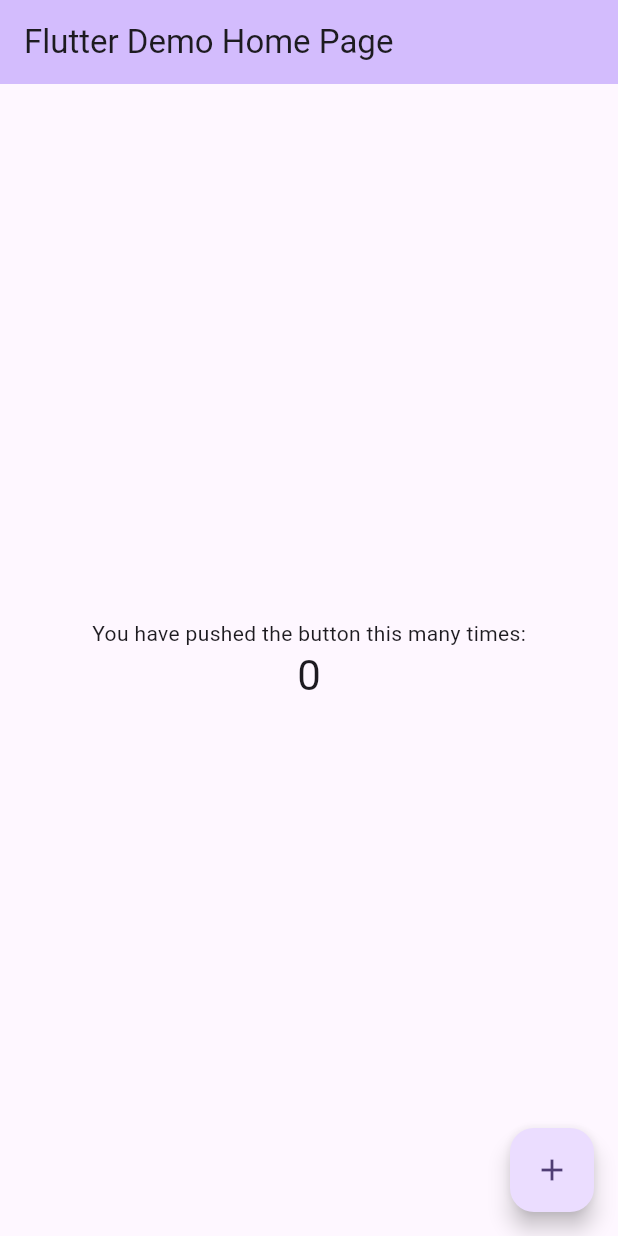
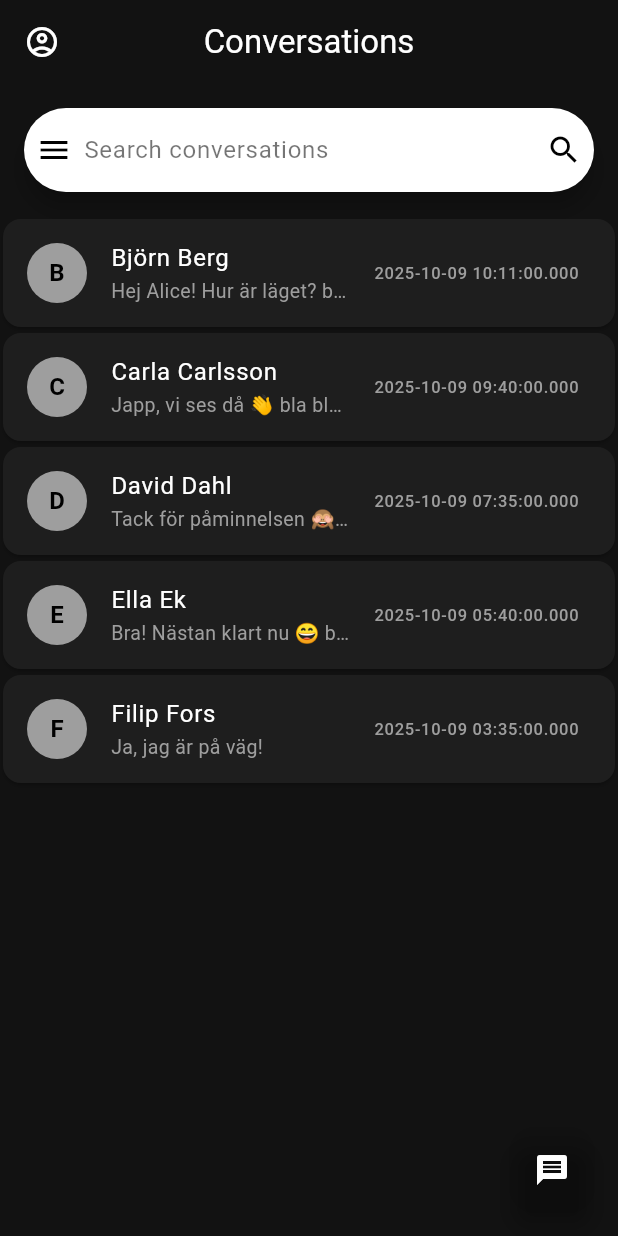
Before and after one commit to gu-tig333-ht25/FuseChat, a Flutter app: the screen it shows after launch, on a phone screen of 412 x 824 dp. Run offline on Flutter 3.47's test engine with Material 3 defaults, Android fonts, the light colour scheme and no system bars.

Commit message:
feat: add conversations list screen, simple theme, and dummy data

```diff
--- /dev/null
+++ b/lib/data/dummy_conversation_data.dart
@@ -0,0 +1,67 @@
+import '../models/user_model.dart';
+import '../models/message_model.dart';
+import '../models/conversation_model.dart';
+
+//  User1 (inloggad)
+final User currentUser = User(
+  id: 'u1',
+  name: 'Alice Andersson',
+  imageUrl: 'assets/images/alice.jpg',
+);
+
+// Andra användare
+final List<User> otherUsers = [
+  User(id: 'u2', name: 'Björn Berg', imageUrl: ''),
+  User(id: 'u3', name: 'Carla Carlsson', imageUrl: ''),
+  User(id: 'u4', name: 'David Dahl', imageUrl: ''),
+  User(id: 'u5', name: 'Ella Ek', imageUrl: ''),
+  User(id: 'u6', name: 'Filip Fors', imageUrl: ''),
+  User(id: 'u7', name: 'Greta Gustafsson', imageUrl: ''),
+  User(id: 'u8', name: 'Henrik Holm', imageUrl: ''),
+  User(id: 'u9', name: 'Isabella Isaksson', imageUrl: ''),
+  User(id: 'u10', name: 'Jonas Johansson', imageUrl: ''),
+];
+
+// Alice's konversationer
+final List<Conversation> dummyConversations = [
+  Conversation(
+    id: 'c1',
+    participants: [currentUser, otherUsers[0]],
+    messages: [
+      Message(id: 'm1', senderId: 'u1', text: 'Hej Björn!', timestamp: DateTime.now().subtract(const Duration(minutes: 20))),
+      Message(id: 'm2', senderId: 'u2', text: 'Hej Alice! Hur är läget? bla bla bla bla', timestamp: DateTime.now().subtract(const Duration(minutes: 19))),
+    ],
+  ),
+  Conversation(
+    id: 'c2',
+    participants: [currentUser, otherUsers[1]],
+    messages: [
+      Message(id: 'm3', senderId: 'u3', text: 'Vi ses imorgon på jobbet?', timestamp: DateTime.now().subtract(const Duration(hours: 1))),
+      Message(id: 'm4', senderId: 'u1', text: 'Japp, vi ses då 👋 bla bla bla bla bla bla', timestamp: DateTime.now().subtract(const Duration(minutes: 50))),
+    ],
+  ),
+  Conversation(
+    id: 'c3',
+    participants: [currentUser, otherUsers[2]],
+    messages: [
+      Message(id: 'm5', senderId: 'u4', text: 'Glöm inte rapporten!', timestamp: DateTime.now().subtract(const Duration(hours: 3))),
+      Message(id: 'm6', senderId: 'u1', text: 'Tack för påminnelsen 🙈 bla bla bla bla', timestamp: DateTime.now().subtract(const Duration(hours: 2, minutes: 55))),
+    ],
+  ),
+  Conversation(
+    id: 'c4',
+    participants: [currentUser, otherUsers[3]],
+    messages: [
+      Message(id: 'm7', senderId: 'u1', text: 'Hur går det med projektet?', timestamp: DateTime.now().subtract(const Duration(hours: 5))),
+      Message(id: 'm8', senderId: 'u5', text: 'Bra! Nästan klart nu 😄 bla bla bla bla bla bla', timestamp: DateTime.now().subtract(const Duration(hours: 4, minutes: 50))),
+    ],
+  ),
+  Conversation(
+    id: 'c5',
+    participants: [currentUser, otherUsers[4]],
+    messages: [
+      Message(id: 'm9', senderId: 'u6', text: 'Kommer du på träningen?', timestamp: DateTime.now().subtract(const Duration(hours: 7))),
+      Message(id: 'm10', senderId: 'u1', text: 'Ja, jag är på väg!', timestamp: DateTime.now().subtract(const Duration(hours: 6, minutes: 55))),
+    ],
+  ),
+];
--- a/lib/main.dart
+++ b/lib/main.dart
@@ -1,4 +1,6 @@
 import 'package:flutter/material.dart';
+import 'theme/themedata.dart';
+import 'pages/conversation_screen.dart';
 
 void main() {
   runApp(MyApp());
@@ -12,112 +14,9 @@ class MyApp extends StatelessWidget {
   Widget build(BuildContext context) {
     return MaterialApp(
       title: 'Flutter Demo',
-      theme: ThemeData(
-        // This is the theme of your application.
-        //
-        // TRY THIS: Try running your application with "flutter run". You'll see
-        // the application has a purple toolbar. Then, without quitting the app,
-        // try changing the seedColor in the colorScheme below to Colors.green
-        // and then invoke "hot reload" (save your changes or press the "hot
-        // reload" button in a Flutter-supported IDE, or press "r" if you used
-        // the command line to start the app).
-        //
-        // Notice that the counter didn't reset back to zero; the application
-        // state is not lost during the reload. To reset the state, use hot
-        // restart instead.
-        //
-        // This works for code too, not just values: Most code changes can be
-        // tested with just a hot reload.
-        colorScheme: ColorScheme.fromSeed(seedColor: Colors.deepPurple),
-        useMaterial3: true,
-      ),
-      home: MyHomePage(title: 'Flutter Demo Home Page'),
+      theme: fuseChatDarkTheme,
+      debugShowCheckedModeBanner: false,
+      home: ConversationScreen(),
     );
   }
 }
-
-class MyHomePage extends StatefulWidget {
-  MyHomePage({super.key, required this.title});
-
-  // This widget is the home page of your application. It is stateful, meaning
-  // that it has a State object (defined below) that contains fields that affect
-  // how it looks.
-
-  // This class is the configuration for the state. It holds the values (in this
-  // case the title) provided by the parent (in this case the App widget) and
-  // used by the build method of the State. Fields in a Widget subclass are
-  // always marked "final".
-
-  final String title;
-
-  @override
-  State<MyHomePage> createState() => _MyHomePageState();
-}
-
-class _MyHomePageState extends State<MyHomePage> {
-  int _counter = 0;
-
-  void _incrementCounter() {
-    setState(() {
-      // This call to setState tells the Flutter framework that something has
-      // changed in this State, which causes it to rerun the build method below
-      // so that the display can reflect the updated values. If we changed
-      // _counter without calling setState(), then the build method would not be
-      // called again, and so nothing would appear to happen.
-      _counter++;
-    });
-  }
-
-  @override
-  Widget build(BuildContext context) {
-    // This method is rerun every time setState is called, for instance as done
-    // by the _incrementCounter method above.
-    //
-    // The Flutter framework has been optimized to make rerunning build methods
-    // fast, so that you can just rebuild anything that needs updating rather
-    // than having to individually change instances of widgets.
-    return Scaffold(
-      appBar: AppBar(
-        // TRY THIS: Try changing the color here to a specific color (to
-        // Colors.amber, perhaps?) and trigger a hot reload to see the AppBar
-        // change color while the other colors stay the same.
-        backgroundColor: Theme.of(context).colorScheme.inversePrimary,
-        // Here we take the value from the MyHomePage object that was created by
-        // the App.build method, and use it to set our appbar title.
-        title: Text(widget.title),
-      ),
-      body: Center(
-        // Center is a layout widget. It takes a single child and positions it
-        // in the middle of the parent.
-        child: Column(
-          // Column is also a layout widget. It takes a list of children and
-          // arranges them vertically. By default, it sizes itself to fit its
-          // children horizontally, and tries to be as tall as its parent.
-          //
-          // Column has various properties to control how it sizes itself and
-          // how it positions its children. Here we use mainAxisAlignment to
-          // center the children vertically; the main axis here is the vertical
-          // axis because Columns are vertical (the cross axis would be
-          // horizontal).
-          //
-          // TRY THIS: Invoke "debug painting" (choose the "Toggle Debug Paint"
-          // action in the IDE, or press "p" in the console), to see the
-          // wireframe for each widget.
-          mainAxisAlignment: MainAxisAlignment.center,
-          children: <Widget>[
-            Text('You have pushed the button this many times:'),
-            Text(
-              '$_counter',
-              style: Theme.of(context).textTheme.headlineMedium,
-            ),
-          ],
-        ),
-      ),
-      floatingActionButton: FloatingActionButton(
-        onPressed: _incrementCounter,
-        tooltip: 'Increment',
-        child: Icon(Icons.add),
-      ), // This trailing comma makes auto-formatting nicer for build methods.
-    );
-  }
-}
--- /dev/null
+++ b/lib/models/conversation_model.dart
@@ -0,0 +1,14 @@
+import 'user_model.dart';
+import 'message_model.dart';
+
+class Conversation {
+  final String id;
+  final List<User> participants;
+  final List<Message> messages;
+
+  const Conversation({
+    required this.id,
+    required this.participants,
+    required this.messages,
+  });
+}
--- /dev/null
+++ b/lib/models/message_model.dart
@@ -0,0 +1,13 @@
+class Message {
+  final String id;
+  final String senderId;
+  final String text;
+  final DateTime timestamp;
+
+  const Message({
+    required this.id,
+    required this.senderId,
+    required this.text,
+    required this.timestamp,
+  });
+}
--- /dev/null
+++ b/lib/models/user_model.dart
@@ -0,0 +1,11 @@
+class User {
+  final String id;
+  final String name;
+  final String imageUrl;
+
+  const User({
+    required this.id,
+    required this.name,
+    required this.imageUrl,
+  });
+}
--- /dev/null
+++ b/lib/pages/conversation_screen.dart
@@ -0,0 +1,83 @@
+import 'package:flutter/material.dart';
+import '../data/dummy_conversation_data.dart';
+
+class ConversationScreen extends StatefulWidget {
+  const ConversationScreen({super.key});
+
+  @override
+  State<ConversationScreen> createState() => _ConversationScreenState();
+}
+
+class _ConversationScreenState extends State<ConversationScreen> {
+  //final TextEditingController _searchController = TextEditingController();
+  String _searchText = '';
+
+  @override
+  Widget build(context) {
+    return Scaffold(
+      appBar: AppBar(
+        title: const Text('Conversations'),
+        leading: IconButton(
+          onPressed: () {},
+          icon: const Icon(Icons.account_circle_outlined, color: Colors.white,),
+        ),
+      ),
+      body: Center(
+        child: Column(
+          children: [
+            Padding(
+              padding: EdgeInsets.all(16),
+              child: SearchBar(
+                hintText: 'Search conversations',
+                leading: Icon(Icons.menu, color: Colors.black,),
+                trailing: [Icon(Icons.search, color: Colors.black)],
+                onChanged: (value) {
+                  setState(() {
+                    _searchText = value;
+                  });
+                  debugPrint('Search text: $_searchText');
+                },
+              ),
+            ),
+            Expanded(
+              child: ListView.builder(
+                itemCount: dummyConversations.length,
+                itemBuilder: (context, index) {
+                  final chat = dummyConversations[index];
+                  return Card(
+                    margin: EdgeInsets.all(2),
+                    child: ListTile(
+                      leading: CircleAvatar(
+                        child: Text(
+                          chat.participants[1].name[0].toUpperCase(),
+                          style: TextStyle(
+                            fontWeight: FontWeight.bold
+                          ),
+                        ),
+                      ),
+                      title: Text(chat.participants[1].name, style: TextStyle(color: Colors.white),),
+                      subtitle: Text(chat.messages.last.text,
+                      maxLines: 1,
+                      overflow: TextOverflow.ellipsis,
+                      style: TextStyle(
+                        fontSize: 13,
+                        ),
+                      ),
+                      trailing: Text(chat.messages.last.timestamp.toString(),
+                      ),
+                      onTap: () {},
+                    ),
+                  );
+                },
+              ),
+            ),
+          ],
+        ),
+      ),
+      floatingActionButton: FloatingActionButton(
+        onPressed: (){},
+        child: const Icon(Icons.message),
+        )
+    );
+  }
+}
--- /dev/null
+++ b/lib/theme/themedata.dart
@@ -0,0 +1,40 @@
+import 'package:flutter/material.dart';
+
+final ThemeData fuseChatDarkTheme = ThemeData(
+  useMaterial3: true,
+  brightness: Brightness.dark,
+  scaffoldBackgroundColor: const Color(0xFF121212),
+  colorScheme: const ColorScheme.dark(
+    primary: Colors.grey,
+    secondary: Color(0xFF2D5D00),
+    surface: Color(0xFF1E1E1E),
+    onSurface: Colors.grey,
+  ),
+  appBarTheme: const AppBarTheme(
+    backgroundColor: Colors.transparent,
+    surfaceTintColor: Colors.transparent,
+    elevation: 0,
+    foregroundColor: Colors.white,
+    centerTitle: true,
+  ),
+  cardColor:  Color(0xFF1E1E1E),
+  searchBarTheme: const SearchBarThemeData(
+    backgroundColor: WidgetStatePropertyAll(Colors.white),
+    textStyle:  WidgetStatePropertyAll(TextStyle(color: Colors.black)),
+    hintStyle: WidgetStatePropertyAll(
+      TextStyle(color: Colors.black54),
+    ),
+  ),
+  inputDecorationTheme: InputDecorationTheme(
+    filled: true,
+    fillColor:Color(0xFF1E1E1E),
+    border: OutlineInputBorder(
+      borderRadius: BorderRadius.circular(12),
+    ),
+    hintStyle: const TextStyle(color: Colors.grey),
+  ),
+  floatingActionButtonTheme: const FloatingActionButtonThemeData(
+    backgroundColor: Colors.transparent,
+    foregroundColor: Colors.white,
+  ),
+);
```
